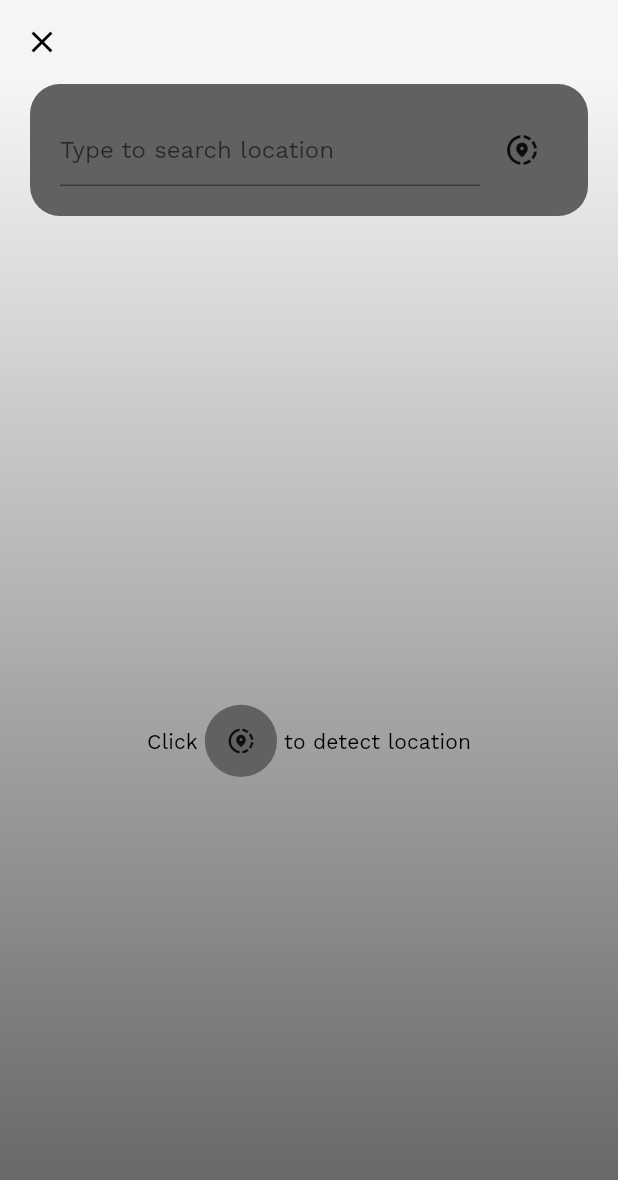
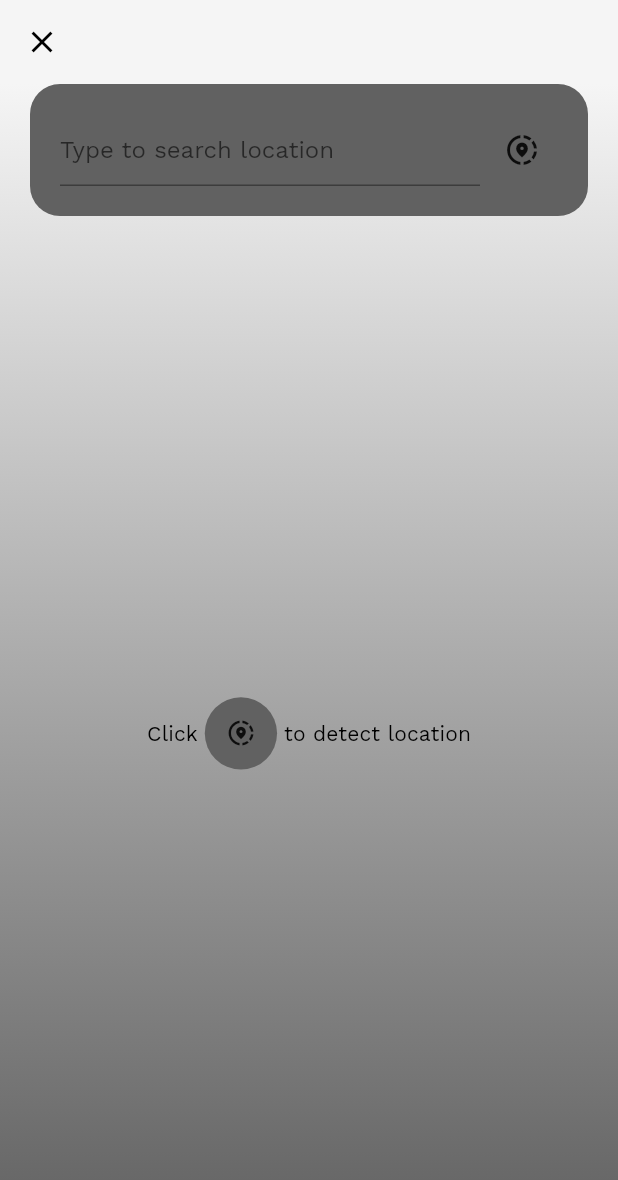
Before and after one commit to atulvinod/flutter_weatherapp, a Flutter app: the ChooseLocationScreen screen opened by its route, on a phone screen of 412 x 824 dp. Shown: the top 1180 px of the screen. Run offline on Flutter 3.47's test engine with Material 2 defaults, Android fonts, the phone set to English and light mode, and no system bars; our stand-ins replace equatable, flutter_bloc, location, shared_preferences, shimmer; missing offline and left inert: flutter_form_bloc; accounts and stored records are empty; network calls fail.

```diff
--- a/lib/screens/choose_location/widgets/choose_location.dart
+++ b/lib/screens/choose_location/widgets/choose_location.dart
@@ -110,9 +110,10 @@ class _ChooseLocationScreenState extends State<ChooseLocationScreen>
   _buildBody(BuildContext context, ChooseLocationState state) {
     if (state is LocationsInitial ||
         state is LocationNotFound ||
+        state is LocationPermissionDenied ||
         (state is LocationsLoaded && state.locations.isEmpty)) {
       return Container(
-        margin: const EdgeInsets.only(top: 10),
+        margin: const EdgeInsets.symmetric(vertical: 10, horizontal: 22),
         child: (state is LocationsInitial)
             ? RichText(
                 text: TextSpan(
@@ -141,7 +142,7 @@ class _ChooseLocationScreenState extends State<ChooseLocationScreen>
                 ),
               )
             : (state is LocationPermissionDenied)
-                ? Text('Please turn on Locations and grant access',
+                ? Text('Please turn on Location and grant access',
                     style: Theme.of(context).textTheme.headline5)
                 : Text('Location not found!, please try again',
                     style: Theme.of(context).textTheme.headline5),
```
Also changed, not shown: lib/screens/choose_location/cubit/choose_location_cubit.dart (+0 -7 lines), lib/screens/home/header/widgets/header_hero.dart (+16 -14 lines).
